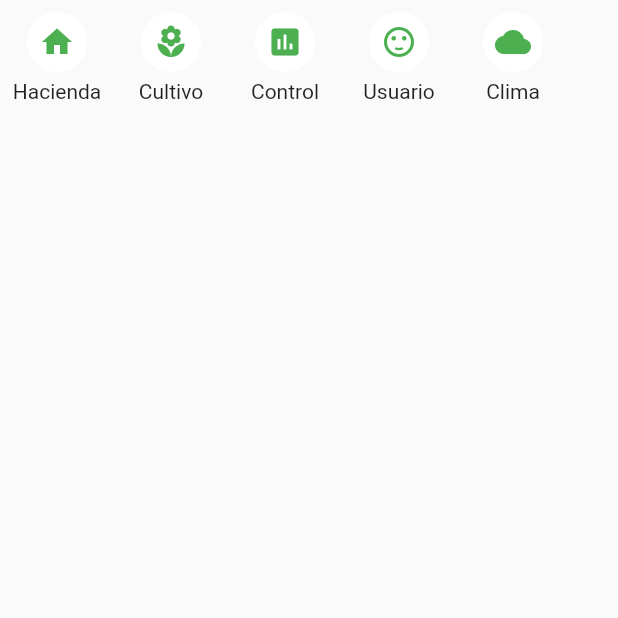
After one commit to CristianX/flutter-grados-dia, a Flutter app: the MenuPage screen opened by its route, on a phone screen of 412 x 824 dp, the top half of it. The commit adds this screen. Run offline on Flutter 3.47's test engine with Material 2 defaults, Android fonts, the phone set to English and light mode, and no system bars; our stand-ins replace flutter_map, geolocator, latlong; missing offline and left inert: flutter_map_marker_cluster; network calls fail.

Commit message:
Implementación de la página de menu y los botones de menú dentro de la página

```diff
--- /dev/null
+++ b/lib/src/models/menu_model.dart
@@ -0,0 +1,11 @@
+import 'package:flutter/material.dart';
+
+class Menu {
+
+  final IconData icono;
+  final String nombre;
+
+  Menu( this.icono, this.nombre );
+
+
+}
--- /dev/null
+++ b/lib/src/pages/menu_page.dart
@@ -0,0 +1,103 @@
+import 'package:flutter/material.dart';
+
+
+import 'package:grados_dia_app/src/models/menu_model.dart';
+import 'package:grados_dia_app/src/utils/utils.dart' as utils ;
+
+class MenuPage extends StatelessWidget {
+  @override
+  Widget build(BuildContext context) {
+    return SafeArea(
+
+      child: Scaffold(
+
+        body: Column(
+          children: <Widget>[
+            _ListaMenu()
+          ],
+        ),
+
+
+      ),
+
+
+
+    );
+  }
+}
+
+class _ListaMenu extends StatelessWidget {
+  @override
+  Widget build(BuildContext context) {
+
+    final menu = utils.MenuItems().menu;
+
+    return Container(
+
+      width: double.infinity,
+      height: 80,
+
+      child: ListView.builder(
+        physics: BouncingScrollPhysics(),
+        scrollDirection: Axis.horizontal,
+        itemCount: menu.length,
+        itemBuilder: (BuildContext context, int index) {
+
+          final nombreMenu = menu[index].nombre;
+
+          return Padding(
+            padding: EdgeInsets.all(8),
+            child: Column(
+              children: <Widget>[
+
+                _MenuBoton( menu[index] ),
+                SizedBox( height: 5 ),
+                // Capitalizando nombre del menú
+                Text( '${ nombreMenu[0].toUpperCase() }${ nombreMenu.substring(1) }' )
+
+              ],
+            ),
+          );
+       },
+      ),
+
+    );
+  }
+}
+
+class _MenuBoton extends StatelessWidget {
+
+  final Menu menu;
+
+  const _MenuBoton( this.menu );
+
+  @override
+  Widget build(BuildContext context) {
+
+    return GestureDetector(
+
+      onTap: (){
+         print( menu.nombre );
+      },
+
+      child: Container(
+
+        width: 40,
+        height: 40,
+        margin: EdgeInsets.symmetric( horizontal: 10 ),
+        decoration: BoxDecoration(
+          shape: BoxShape.circle,
+          color: Colors.white
+        ),
+
+        child: Icon(
+          // TODO cambiar los items del menu a un provider para redibujar el color seleccionado
+          menu.icono,
+          color: ( Theme.of(context).primaryColor ),
+        ),
+
+      ),
+
+    );
+  }
+}
--- /dev/null
+++ b/lib/src/utils/utils.dart
@@ -0,0 +1,19 @@
+import 'package:flutter/cupertino.dart';
+import 'package:flutter/material.dart';
+import 'package:grados_dia_app/src/models/menu_model.dart';
+
+class MenuItems {
+
+  List<Menu> menu = [
+
+    Menu( Icons.home, 'hacienda' ),
+    Menu( Icons.local_florist, 'cultivo' ),
+    Menu( Icons.poll, 'control' ),
+    Menu( Icons.sentiment_satisfied, 'usuario' ),
+    Menu( Icons.wb_cloudy, 'clima' )
+
+
+
+  ];
+
+}
```
Also changed, not shown: lib/main.dart (+7 -3 lines), lib/src/pages/home_page.dart (+43 -18 lines), lib/src/pages/mapa_page.dart (added, +23 -0 lines).
